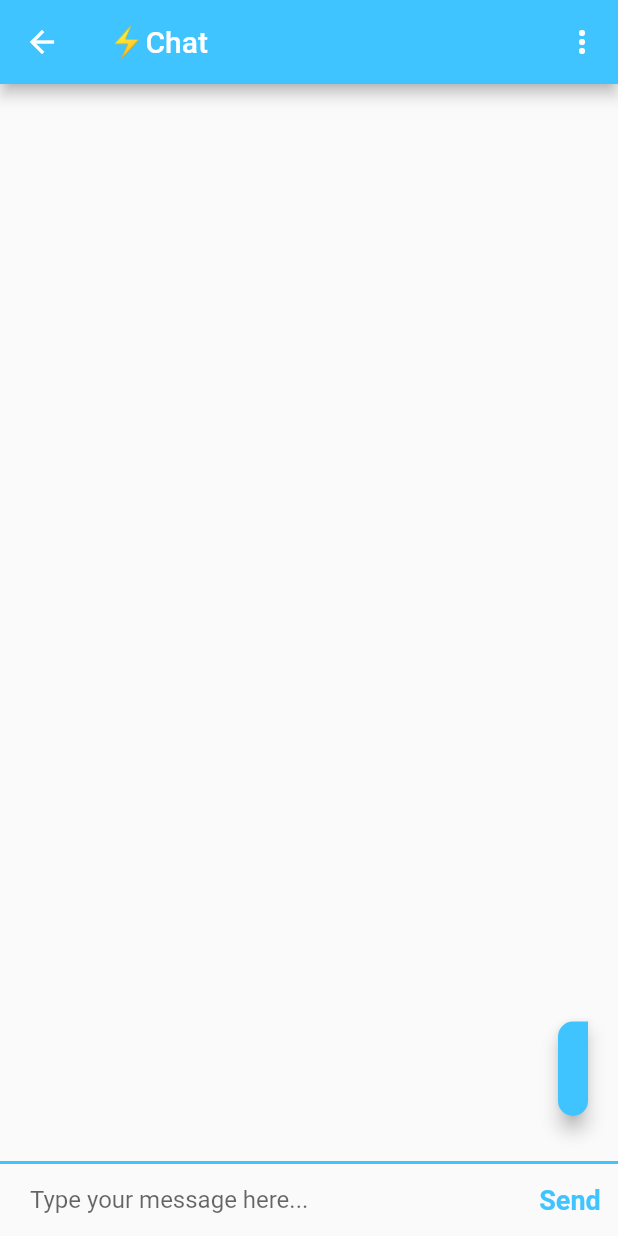
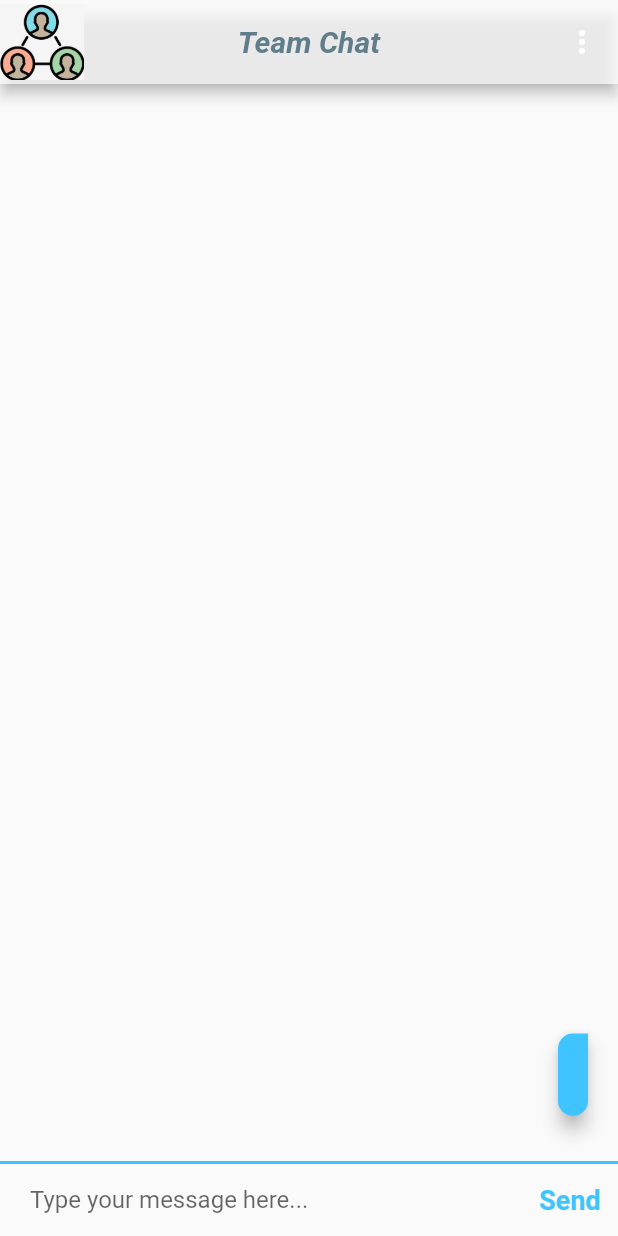
Before and after one commit to olagookundavid/Group-Chat-App, a Flutter app: the ChatScreen screen opened by its route, after a tap on "Send", on a phone screen of 412 x 824 dp. Run offline on Flutter 3.47's test engine with Material 2 defaults, Android fonts, the phone set to English and light mode, and no system bars; our stand-ins replace animated_text_kit, cloud_firestore, firebase_auth, firebase_core; accounts and stored records are empty.

Commit message:
added email verification screen and fixed the chat message order

```diff
--- a/lib/chat_screen.dart
+++ b/lib/chat_screen.dart
@@ -44,6 +44,26 @@ class _ChatScreenState extends State<ChatScreen> {
     }
   }
 
+  Future deleteData(String id) async {
+    try {
+      await FirebaseFirestore.instance
+          .collection('users')
+          .doc(user?.uid)
+          .collection("collection_name")
+          .doc(id)
+          .delete();
+    } catch (e) {
+      return false;
+    }
+  }
+
+  Future<void> rejectJob(String jobId) {
+    return _firestore
+        .collection('jobs')
+        .doc(FieldPath.documentId.toString())
+        .delete();
+  }
+
   @override
   void dispose() {
     _messageTextController.dispose();
@@ -54,7 +74,10 @@ class _ChatScreenState extends State<ChatScreen> {
   Widget build(BuildContext context) {
     return Scaffold(
       appBar: AppBar(
-        leading: null,
+        leading: Image.asset(
+          'images/chatviewicon.png',
+          fit: BoxFit.fitWidth,
+        ),
         actions: <Widget>[
           PopupMenuButton(
             onSelected: (value) async {
@@ -95,8 +118,16 @@ class _ChatScreenState extends State<ChatScreen> {
             },
           )
         ],
-        title: const Text('⚡️Chat'),
-        backgroundColor: Colors.lightBlueAccent,
+        title: const Text(
+          'Team Chat',
+          style: TextStyle(
+            color: Colors.blueGrey,
+            fontWeight: FontWeight.bold,
+            fontStyle: FontStyle.italic,
+          ),
+        ),
+        centerTitle: true,
+        backgroundColor: Colors.white70,
       ),
       body: SafeArea(
         child: Column(
@@ -104,7 +135,13 @@ class _ChatScreenState extends State<ChatScreen> {
           crossAxisAlignment: CrossAxisAlignment.stretch,
           children: <Widget>[
             StreamBuilder<QuerySnapshot<Map<String, dynamic>>>(
-              stream: _firestore.collection('messages').snapshots(),
+              stream: _firestore
+                  .collection('messages')
+                  .orderBy(
+                    'timestamp',
+                    descending: false,
+                  )
+                  .snapshots(),
               builder: (context, snapshot) {
                 if (snapshot.hasData) {
                   final messages = snapshot.data?.docs.reversed;
@@ -112,6 +149,7 @@ class _ChatScreenState extends State<ChatScreen> {
                   for (var message in messages!) {
                     final String messagetext = message.data()['text'];
                     final String messageSender = message.data()['sender'];
+
                     final currentUser = loggedInUser.email;
 
                     final messagebubble = MessageBubble(
@@ -158,8 +196,8 @@ class _ChatScreenState extends State<ChatScreen> {
                       _firestore.collection('messages').add(
                         {
                           'text': messageText,
-                          'sender': loggedInUser.email
-                          // _auth.currentUser?.email ?? 'anon'
+                          'sender': loggedInUser.email,
+                          'timestamp': FieldValue.serverTimestamp(),
                         },
                       );
                     },
@@ -179,12 +217,16 @@ class _ChatScreenState extends State<ChatScreen> {
 }
 
 class MessageBubble extends StatelessWidget {
-  const MessageBubble(
-      {Key? key, required this.text, required this.sender, required this.isMe})
-      : super(key: key);
+  const MessageBubble({
+    Key? key,
+    required this.text,
+    required this.sender,
+    required this.isMe,
+  }) : super(key: key);
   final String? text;
   final String? sender;
   final bool isMe;
+
   @override
   Widget build(BuildContext context) {
     return Padding(
@@ -196,7 +238,7 @@ class MessageBubble extends StatelessWidget {
           Text(
             sender!,
             style: const TextStyle(
-              fontSize: 12,
+              fontSize: 10,
               color: Colors.black54,
             ),
           ),
@@ -223,7 +265,7 @@ class MessageBubble extends StatelessWidget {
                 '$text',
                 style: TextStyle(
                   color: isMe ? Colors.white : Colors.black54,
-                  fontSize: 20,
+                  fontSize: 13,
                 ),
               ),
             ),
--- a/lib/main.dart
+++ b/lib/main.dart
@@ -1,3 +1,4 @@
+import 'package:chat_app/emailverify.dart';
 import 'package:flutter/material.dart';
 import 'package:chat_app/welcome_screen.dart';
 import 'package:chat_app/registration_screen.dart';
@@ -23,6 +24,8 @@ class FlashChat extends StatelessWidget {
         LoginScreen.id: (context) => const LoginScreen(),
         RegistrationScreen.id: (context) => const RegistrationScreen(),
         ChatScreen.id: (context) => const ChatScreen(),
+        EmailVerificationScreen.id: (context) =>
+            const EmailVerificationScreen(),
       },
     );
   }
--- a/lib/utilities/dialogues.dart
+++ b/lib/utilities/dialogues.dart
@@ -70,7 +70,7 @@ Future<bool> switchUserDialog(
     context: context,
     title: "Switch User",
     content:
-        'do you want to switch user? \n Note: This action would log you out',
+        'Do you want to switch user? \nNote: This action would log you out',
     optionsBuilder: () => {
       'Cancel': false,
       'Log out': true,
--- a/lib/welcome_screen.dart
+++ b/lib/welcome_screen.dart
@@ -59,7 +59,7 @@ class _WelcomeScreenState extends State<WelcomeScreen>
                 Hero(
                   tag: 'logo',
                   child: Container(
-                    child: Image.asset('images/logo.png'),
+                    child: Image.asset('images/bestteam.png'),
                     height: 60.0,
                   ),
                 ),
@@ -74,7 +74,7 @@ class _WelcomeScreenState extends State<WelcomeScreen>
                         fontWeight: FontWeight.w900,
                         fontStyle: FontStyle.italic,
                       ),
-                      speed: const Duration(milliseconds: 100),
+                      speed: const Duration(milliseconds: 250),
                     ),
                   ],
                   totalRepeatCount: 100,
```
Also changed, not shown: lib/emailverify.dart (added, +98 -0 lines), lib/login_screen.dart (+16 -7 lines), lib/registration_screen.dart (+10 -7 lines), images/bestteam.png (added), images/chatviewicon.png (added), images/team3.png (added).
